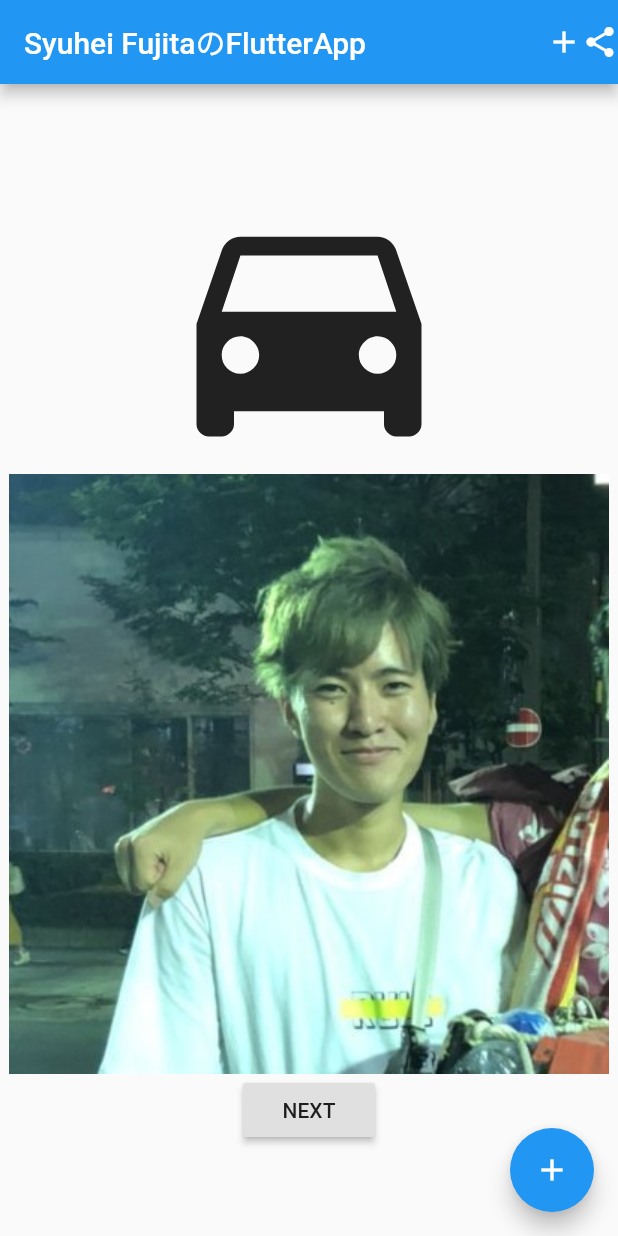
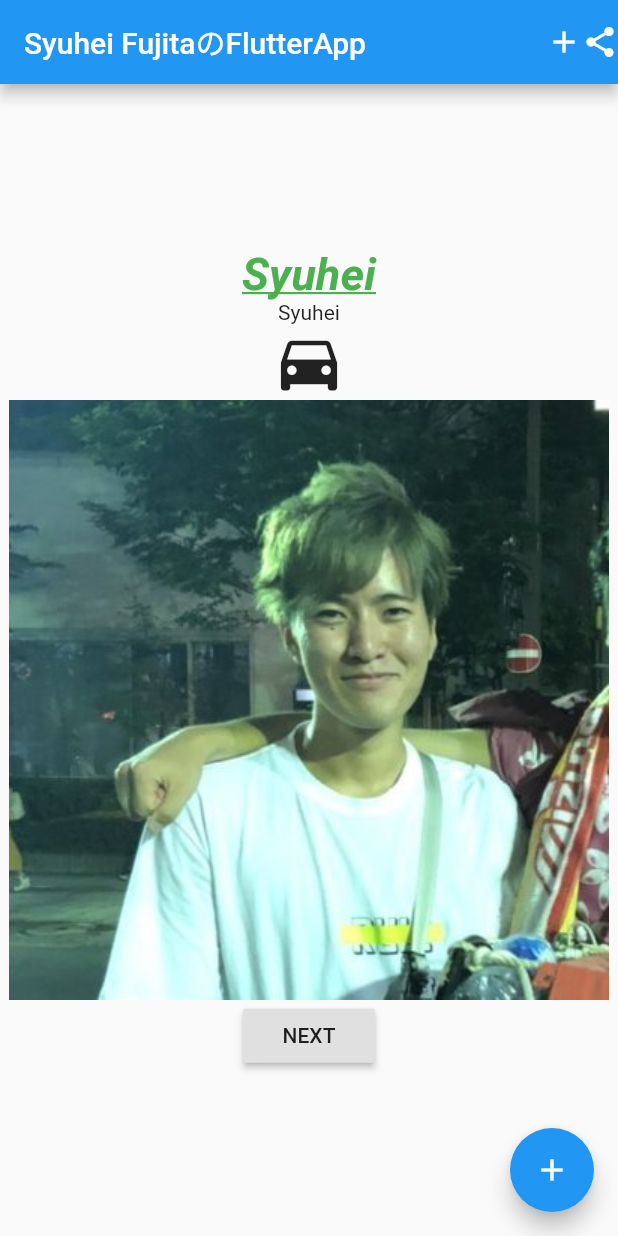
Before and after one commit to shuhei-fujita/flutter_hellowworld, a Flutter app: the screen it shows after launch, on a phone screen of 412 x 824 dp. Run offline on Flutter 3.47's test engine with Material 2 defaults, Android fonts, the phone set to English and light mode, and no system bars.

Commit message:
add teztsyle テキストの装飾

```diff
--- a/lib/main.dart
+++ b/lib/main.dart
@@ -62,9 +62,24 @@ class _MyHomePageState extends State<MyHomePage> {
         child: Column(
           mainAxisAlignment: MainAxisAlignment.center,
           children: <Widget>[
+            Container(
+              child:
+              Text(
+                "Syuhei",
+                textAlign: TextAlign.center,
+                style: TextStyle(
+                    fontSize: 30,
+                    color: Colors.green,
+                    fontWeight: FontWeight.bold,
+                    fontStyle: FontStyle.italic,
+                    decoration: TextDecoration.underline
+                ),
+              ),
+            ),
+            Text('Syuhei'),
             Icon(
               Icons.directions_car,
-              size: 200,
+              size: 50,
             ),
             Image.asset('images/syuheifujita_twitter.jpg',),
             RaisedButton(
```
